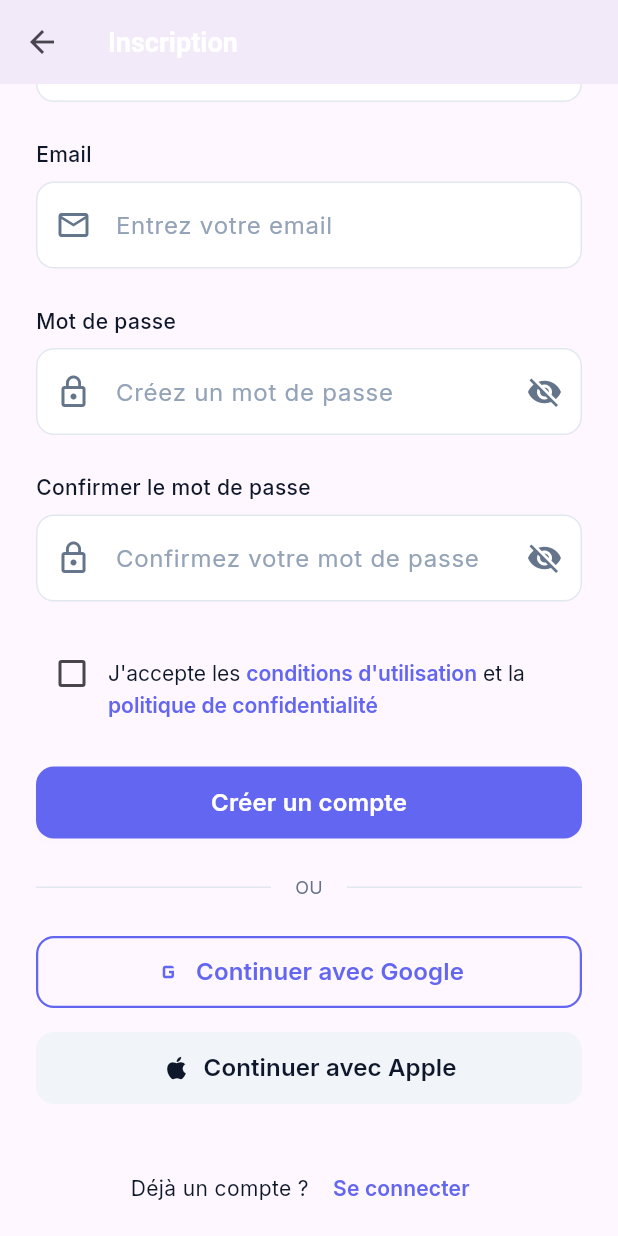
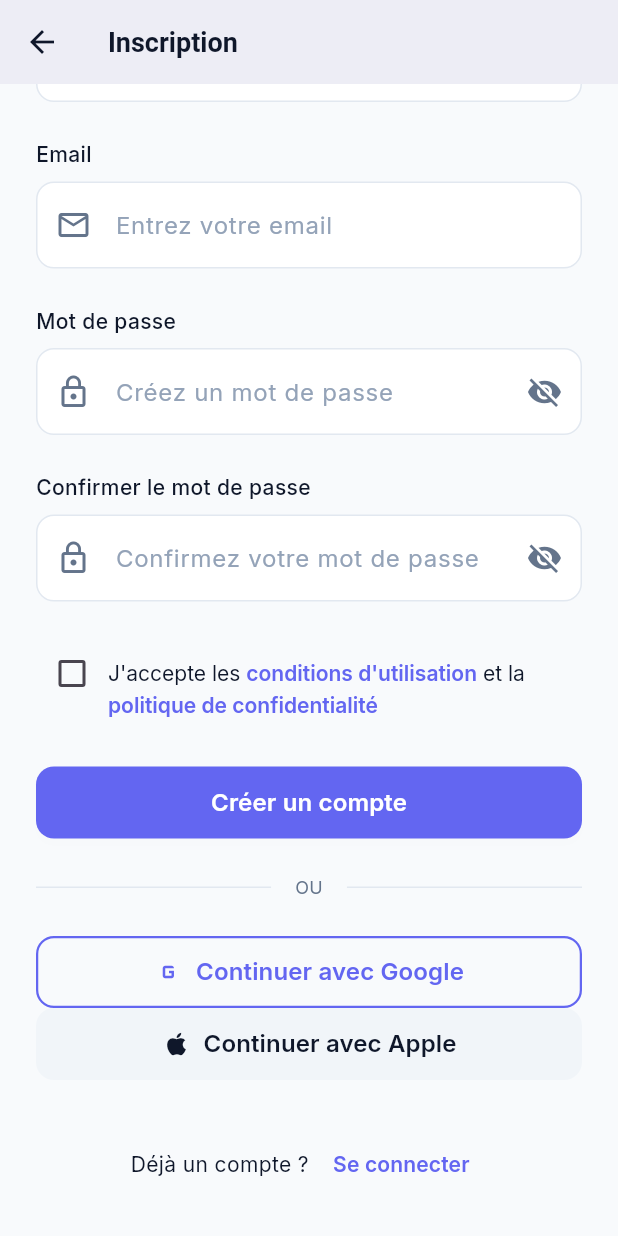
Before and after one commit to Aaronketcha/Patient-Feedback-LLM-Forescasting-DHG, a Flutter app: the RegisterScreen screen opened directly, scrolled down 335 dp, on a phone screen of 412 x 824 dp. Run offline on Flutter 3.47's test engine with Material 3 defaults, Android fonts, the phone set to English and light mode, and no system bars; our stand-ins replace google_fonts, shared_preferences; accounts and stored records are empty.

Commit message:
chatbot ai

```diff
--- /dev/null
+++ b/devtools_options.yaml
@@ -0,0 +1,3 @@
+description: This file stores settings for Dart & Flutter DevTools.
+documentation: https://docs.flutter.dev/tools/devtools/extensions#configure-extension-enablement-states
+extensions:
--- a/lib/constants/dimensions.dart
+++ b/lib/constants/dimensions.dart
@@ -1,3 +1,5 @@
+import 'package:flutter/material.dart';
+
 class AppDimensions {
   // Padding et marges
   static const double paddingXSmall = 4.0;
@@ -54,4 +56,6 @@
   static const int animationDurationFast = 200;
   static const int animationDurationMedium = 300;
   static const int animationDurationSlow = 500;
+
+  static BorderRadius get borderRadiusMedium => BorderRadius.circular(radiusMedium);
 }
--- a/lib/main.dart
+++ b/lib/main.dart
@@ -1,9 +1,3 @@
-import 'package:flutter/material.dart';
-
-void main() {
-  runApp(const MyApp());
-}
-
 import 'package:flutter/material.dart';
 import 'package:google_fonts/google_fonts.dart';
 import 'package:provider/provider.dart';
--- a/lib/models/user.dart
+++ b/lib/models/user.dart
@@ -1,67 +1,53 @@
-// models/user.dart
-import 'package:uuid/uuid.dart';
-
-
 class User {
   final String id;
   final String name;
   final String email;
-  final String? avatarUrl;
+  final String? profilePicture;
   final DateTime createdAt;
-  final bool isPremium;
-  final Map<String, dynamic> preferences;
+  final DateTime? lastLoginAt;
+  final bool isEmailVerified;
+  final int totalChats;
+  final int totalMessages;
+  final int totalTimeSpent;
+
+
 
   User({
-    String? id,
+    required this.id,
     required this.name,
     required this.email,
-    this.avatarUrl,
-    DateTime? createdAt,
-    this.isPremium = false,
-    Map<String, dynamic>? preferences,
-  }) : id = id ?? const Uuid().v4(),
-        createdAt = createdAt ?? DateTime.now(),
-        preferences = preferences ?? {};
+    this.profilePicture,
+    required this.createdAt,
+    this.lastLoginAt,
+    required this.isEmailVerified,
+    required this.totalChats,
+    required this.totalMessages,
+    required this.totalTimeSpent,
+  });
 
   User copyWith({
+    String? id,
     String? name,
     String? email,
-    String? avatarUrl,
-    bool? isPremium,
-    Map<String, dynamic>? preferences,
+    String? profilePicture,
+    DateTime? createdAt,
+    DateTime? lastLoginAt,
+    bool? isEmailVerified,
+    int? totalChats,
+    int? totalMessages,
+    int? totalTimeSpent,
   }) {
     return User(
-      id: id,
+      id: id ?? this.id,
       name: name ?? this.name,
       email: email ?? this.email,
-      avatarUrl: avatarUrl ?? this.avatarUrl,
-      createdAt: createdAt,
-      isPremium: isPremium ?? this.isPremium,
-      preferences: preferences ?? this.preferences,
-    );
-  }
-
-  Map<String, dynamic> toJson() {
-    return {
-      'id': id,
-      'name': name,
-      'email': email,
-      'avatarUrl': avatarUrl,
-      'createdAt': createdAt.toIso8601String(),
-      'isPremium': isPremium,
-      'preferences': preferences,
-    };
-  }
-
-  factory User.fromJson(Map<String, dynamic> json) {
-    return User(
-      id: json['id'],
-      name: json['name'],
-      email: json['email'],
-      avatarUrl: json['avatarUrl'],
-      createdAt: DateTime.parse(json['createdAt']),
-      isPremium: json['isPremium'] ?? false,
-      preferences: Map<String, dynamic>.from(json['preferences'] ?? {}),
+      profilePicture: profilePicture ?? this.profilePicture,
+      createdAt: createdAt ?? this.createdAt,
+      lastLoginAt: lastLoginAt ?? this.lastLoginAt,
+      isEmailVerified: isEmailVerified ?? this.isEmailVerified,
+      totalChats: totalChats ?? this.totalChats,
+      totalMessages: totalMessages ?? this.totalMessages,
+      totalTimeSpent: totalTimeSpent ?? this.totalTimeSpent,
     );
   }
 }
--- a/lib/screens/onboarding_screen.dart
+++ b/lib/screens/onboarding_screen.dart
@@ -139,7 +139,11 @@
               child: CustomButton(
                 text: _currentPage == _pages.length - 1 ? 'Commencer' : 'Suivant',
                 onPressed: _nextPage,
+                backgroundColor: AppColors.primary,       // ou la couleur de ton choix
+                textColor: Colors.white,                  // couleur du texte
+                borderColor: AppColors.primary,           // si tu veux une bordure colorée
               ),
+
             ),
           ],
         ),
--- a/lib/screens/register_screen.dart
+++ b/lib/screens/register_screen.dart
@@ -52,22 +52,33 @@
 
     try {
       final authService = Provider.of<AuthService>(context, listen: false);
-      await authService.register(
+      final result = await authService.signUp(
         _nameController.text.trim(),
         _emailController.text.trim(),
         _passwordController.text,
       );
 
-      if (mounted) {
-        Navigator.of(context).pushReplacement(
-          MaterialPageRoute(builder: (context) => const HomeScreen()),
-        );
+      if (result.success) {
+        if (mounted) {
+          Navigator.of(context).pushReplacement(
+            MaterialPageRoute(builder: (context) => const HomeScreen()),
+          );
+        }
+      } else {
+        if (mounted) {
+          ScaffoldMessenger.of(context).showSnackBar(
+            SnackBar(
+              content: Text('Erreur inscription: ${result.message}'),
+              backgroundColor: AppColors.error,
+            ),
+          );
+        }
       }
     } catch (e) {
       if (mounted) {
         ScaffoldMessenger.of(context).showSnackBar(
           SnackBar(
-            content: Text('Erreur d\'inscription: ${e.toString()}'),
+            content: Text('Erreur d\'inscription inattendue: ${e.toString()}'),
             backgroundColor: AppColors.error,
           ),
         );
@@ -78,6 +89,7 @@
       }
     }
   }
+
 
   @override
   Widget build(BuildContext context) {
@@ -279,7 +291,11 @@
                   text: 'Créer un compte',
                   onPressed: _handleRegister,
                   isLoading: _isLoading,
+                  backgroundColor: AppColors.primary,
+                  borderColor: AppColors.primary,
+                  textColor: Colors.white,
                 ),
+
 
                 const SizedBox(height: AppDimensions.spacingLarge),
 
@@ -308,19 +324,23 @@
                   type: ButtonType.outline,
                   icon: Icons.g_mobiledata,
                   onPressed: () {
-                    // TODO: Implement Google registration
+                    // TODO
                   },
+                  backgroundColor: Colors.transparent, // ou la couleur que tu veux
+                  borderColor: AppColors.primary,
+                  textColor: AppColors.primary,
                 ),
-
-                const SizedBox(height: AppDimensions.spacingMedium),
 
                 CustomButton(
                   text: 'Continuer avec Apple',
                   type: ButtonType.secondary,
                   icon: Icons.apple,
                   onPressed: () {
-                    // TODO: Implement Apple registration
+                    // TODO
                   },
+                  backgroundColor: AppColors.accent,  // au lieu de AppColors.secondary
+                  borderColor: AppColors.accent,
+                  textColor: Colors.white,
                 ),
 
                 const SizedBox(height: AppDimensions.spacingXLarge),
--- a/lib/services/auth_service.dart
+++ b/lib/services/auth_service.dart
@@ -127,7 +127,7 @@
       );
 
       // Mettre à jour la dernière connexion
-      _usersDatabase[email]['lastLoginAt'] = DateTime.now().toIso8601String();
+      _usersDatabase?[email];
 
       // Sauvegarder en local
       await _saveAuthData();
--- a/lib/services/chat_service.dart
+++ b/lib/services/chat_service.dart
@@ -83,7 +83,7 @@
         Message(
           content: 'Bonjour ! Je suis votre assistant IA. Comment puis-je vous aider aujourd\'hui ?',
           sender: MessageSender.bot,
-          timestamp: DateTime.now().subtract(const Duration(minutes: 5)),
+          timestamp: DateTime.now().subtract( Duration(minutes: 5)),
         ),
       ],
     );
@@ -152,7 +152,7 @@
     notifyListeners();
 
     try {
-      await Future.delayed(const Duration(milliseconds: 1000 + Random().nextInt(2000)));
+      await Future.delayed( Duration(milliseconds: 1000 + Random().nextInt(2000)));
 
       // Generate bot response
       final botResponse = await _generateBotResponse(content);
--- a/lib/widgets/common/custom_button.dart
+++ b/lib/widgets/common/custom_button.dart
@@ -25,7 +25,7 @@
     this.isLoading = false,
     this.isFullWidth = true,
     this.icon,
-    this.customChild,
+    this.customChild, required Color backgroundColor, required Color textColor, required Color borderColor,
   });
 
   @override
```
Also changed, not shown: lib/screens/home_screen.dart (+7 -2 lines), lib/widgets/common/loading_indicator.dart (+4 -5 lines).
